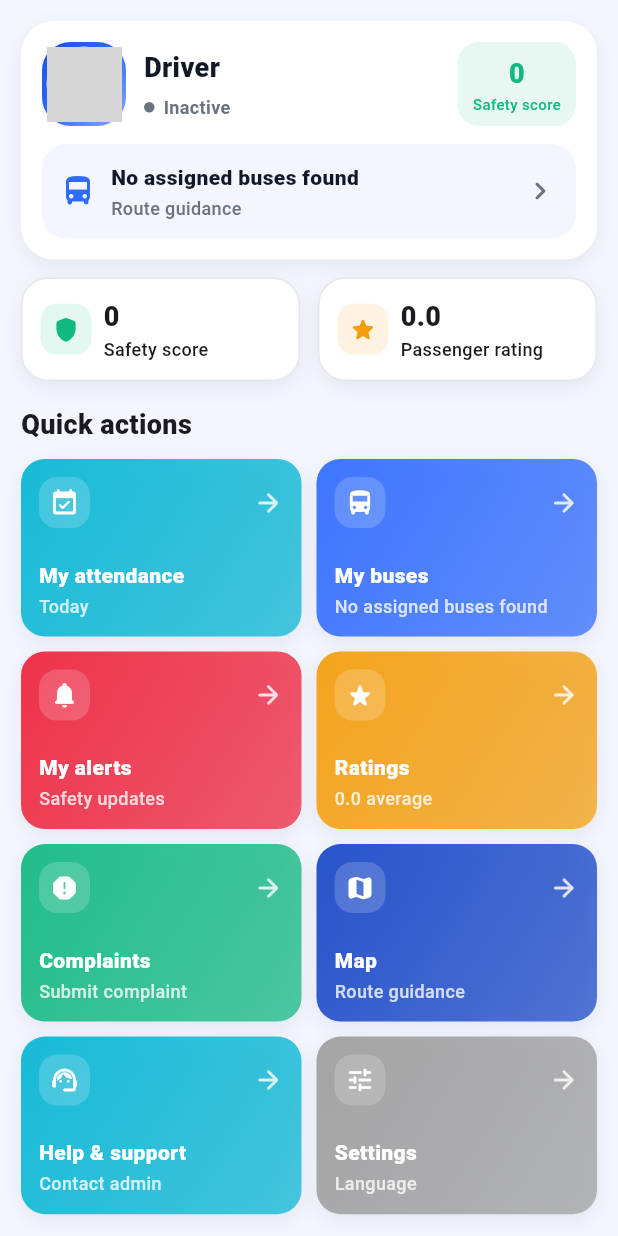
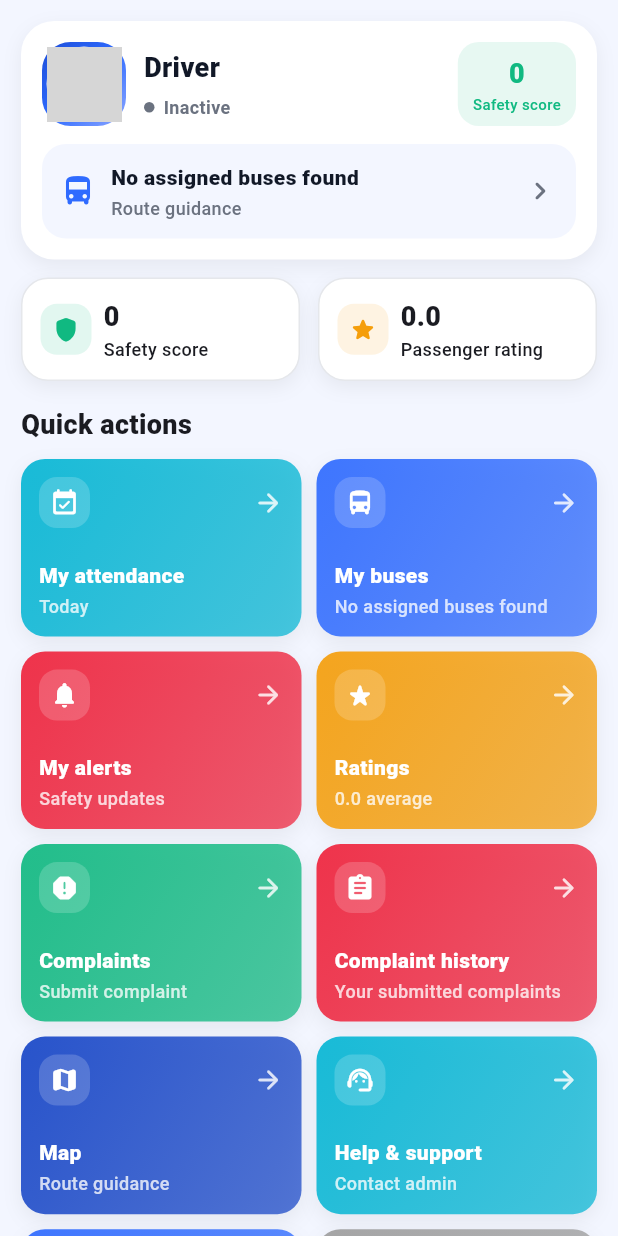
Before and after one commit to safe-driver-cluster/safedriver-driver-app, a Flutter app: the _DashboardHome widget shown alone on an empty page, opened directly with empty values, on a phone screen of 412 x 824 dp. Run offline on Flutter 3.47's test engine with Material 3 defaults, Android fonts, the phone set to English and light mode, and no system bars; our stand-ins replace cloud_firestore, cloud_functions, firebase_auth, firebase_core, firebase_storage, image_picker and 1 more; accounts and stored records are empty; network calls fail; grey boxes are pictures that could not be loaded.

Commit message:
feat: add complaint and support history tiles to DriverDashboardPage for easy access

```diff
--- a/lib/presentation/pages/dashboard/driver_dashboard_page.dart
+++ b/lib/presentation/pages/dashboard/driver_dashboard_page.dart
@@ -13,11 +13,13 @@ import '../alerts/alerts_page.dart';
 import '../attendance/attendance_page.dart';
 import '../buses/buses_page.dart';
 import '../complaints/complaint_page.dart';
+import '../complaints/complaint_history_page.dart';
 import '../maps/map_page.dart';
 import '../profile/profile_page.dart';
 import '../ratings/ratings_page.dart';
 import '../settings/settings_page.dart';
 import '../support/support_page.dart';
+import '../support/support_history_page.dart';
 import '../../widgets/common/professional_widgets.dart';
 
 class DriverDashboardPage extends StatefulWidget {
@@ -252,6 +254,16 @@ class _DashboardHome extends StatelessWidget {
               ),
             ),
             DashboardActionTile(
+              title: 'Complaint history',
+              subtitle: 'Your submitted complaints',
+              icon: Icons.assignment_rounded,
+              color: AppColors.dangerColor,
+              onTap: () => Navigator.push(
+                context,
+                MaterialPageRoute(builder: (_) => const ComplaintHistoryPage()),
+              ),
+            ),
+            DashboardActionTile(
               title: l10n.t('map'),
               subtitle: driver.currentRoute.isEmpty
                   ? l10n.t('routeGuidance')
@@ -271,6 +283,16 @@ class _DashboardHome extends StatelessWidget {
               onTap: () => Navigator.push(
                 context,
                 MaterialPageRoute(builder: (_) => const SupportPage()),
+              ),
+            ),
+            DashboardActionTile(
+              title: 'Support history',
+              subtitle: 'Your support requests',
+              icon: Icons.forum_rounded,
+              color: AppColors.primaryColor,
+              onTap: () => Navigator.push(
+                context,
+                MaterialPageRoute(builder: (_) => const SupportHistoryPage()),
               ),
             ),
             DashboardActionTile(
```
